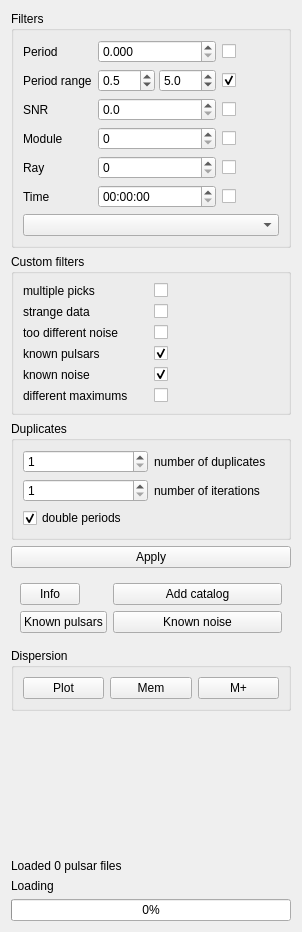
Old version of the form src/analytics.ui in the repository vtyulb/BSA-Analytics.
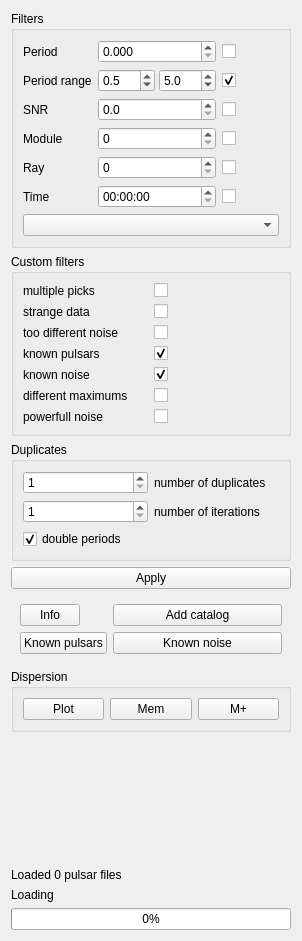
New version of the form.

Diff of the .ui file:
```diff
--- a/src/analytics.ui
+++ b/src/analytics.ui
@@ -7,7 +7,7 @@
     <x>0</x>
     <y>0</y>
     <width>302</width>
-    <height>932</height>
+    <height>941</height>
    </rect>
   </property>
   <property name="windowTitle">
@@ -292,6 +292,23 @@
           </property>
          </widget>
         </item>
+        <item row="6" column="0">
+         <widget class="QLabel" name="label_15">
+          <property name="text">
+           <string>powerfull noise</string>
+          </property>
+         </widget>
+        </item>
+        <item row="6" column="1">
+         <widget class="QCheckBox" name="powerfullNoise">
+          <property name="text">
+           <string/>
+          </property>
+          <property name="checkable">
+           <bool>false</bool>
+          </property>
+         </widget>
+        </item>
        </layout>
       </item>
      </layout>
```
Left out of the diff: 58 changed lines with no effect on the pictures.
